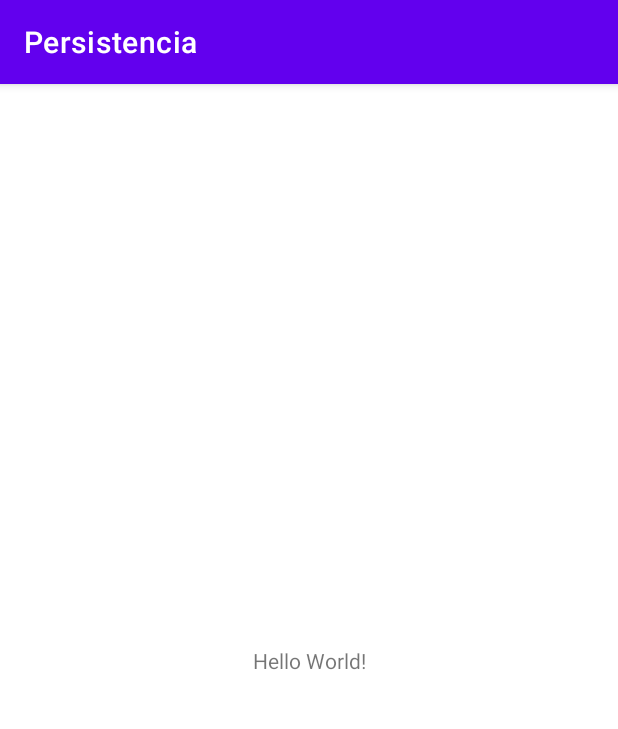
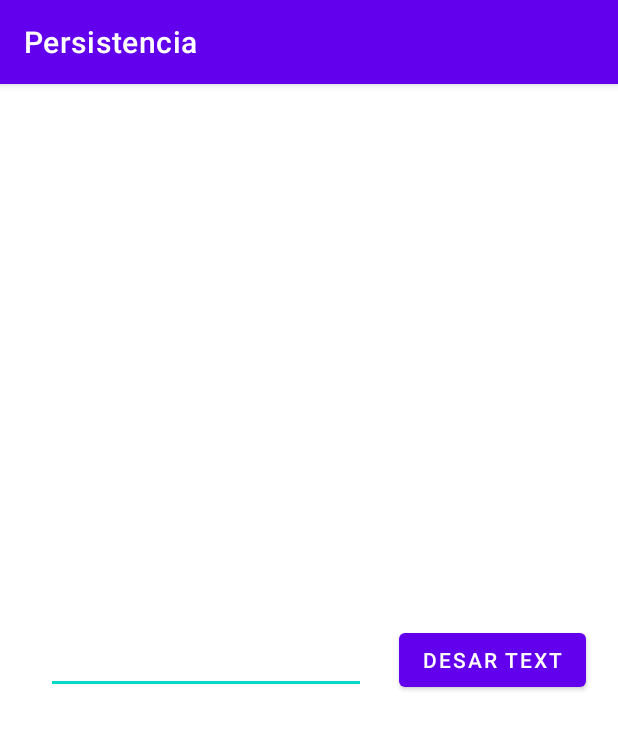
Before and after one commit to ErikTamanoSantos/Persistencia, an Android app: the screen it shows after launch (MainActivity), on a phone screen of 412 x 824 dp. Shown: the top 729 px of the screen. Run offline under Robolectric (Android 15) with nearby library versions, the phone set to English and light mode, and no system bars.

Commit message:
Layout creat

```diff
--- a/app/src/main/res/layout/activity_main.xml
+++ b/app/src/main/res/layout/activity_main.xml
@@ -6,13 +6,25 @@
     android:layout_height="match_parent"
     tools:context=".MainActivity">
 
-    <TextView
+    <EditText
+        android:id="@+id/inputText"
         android:layout_width="wrap_content"
         android:layout_height="wrap_content"
-        android:text="Hello World!"
+        android:ems="10"
+        android:inputType="textPersonName"
         app:layout_constraintBottom_toBottomOf="parent"
         app:layout_constraintEnd_toEndOf="parent"
+        app:layout_constraintHorizontal_bias="0.154"
         app:layout_constraintStart_toStartOf="parent"
         app:layout_constraintTop_toTopOf="parent" />
 
+    <Button
+        android:id="@+id/saveButton"
+        android:layout_width="wrap_content"
+        android:layout_height="wrap_content"
+        android:text="Desar text"
+        app:layout_constraintBottom_toBottomOf="parent"
+        app:layout_constraintEnd_toEndOf="parent"
+        app:layout_constraintStart_toEndOf="@+id/inputText"
+        app:layout_constraintTop_toTopOf="parent" />
 </androidx.constraintlayout.widget.ConstraintLayout>
```
